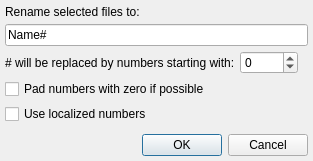
This is pcmanfm/bulk-rename.ui in lxqt/pcmanfm-qt as Qt 5 draws it before an edit. The edited form follows.
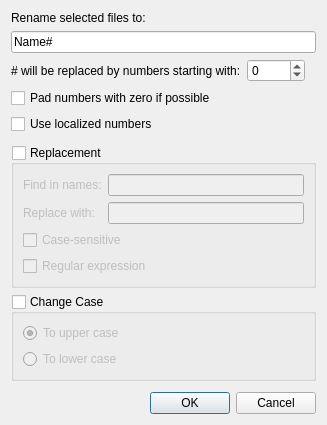
This is the edited form.

Commit message:
Allow string replacement in bulk renaming
With regular expressions, capturing groups are automatically supported (by Qt); for example, with `([^\s]+)\s+([^\s]+)` as the text and `\2 \1` as the replacement, `this that` becomes `that this`.

Also, locale-aware case change is supported.

Closes https://github.com/lxqt/pcmanfm-qt/issues/1888

```diff
--- a/pcmanfm/bulk-rename.ui
+++ b/pcmanfm/bulk-rename.ui
@@ -6,21 +6,6 @@
    <string>Bulk Rename</string>
   </property>
   <layout class="QGridLayout" name="gridLayout">
-   <property name="leftMargin">
-    <number>5</number>
-   </property>
-   <property name="topMargin">
-    <number>5</number>
-   </property>
-   <property name="rightMargin">
-    <number>5</number>
-   </property>
-   <property name="bottomMargin">
-    <number>5</number>
-   </property>
-   <property name="spacing">
-    <number>5</number>
-   </property>
    <item row="0" column="0" colspan="3">
     <widget class="QLabel" name="label1">
      <property name="text">
@@ -94,7 +79,7 @@
       <enum>Qt::Vertical</enum>
      </property>
      <property name="sizeType">
-      <enum>QSizePolicy::MinimumExpanding</enum>
+      <enum>QSizePolicy::Fixed</enum>
      </property>
      <property name="sizeHint" stdset="0">
       <size>
@@ -105,6 +90,103 @@
     </spacer>
    </item>
    <item row="6" column="0" colspan="3">
+    <widget class="QGroupBox" name="relaceGroupBox">
+     <property name="title">
+      <string>Replacement</string>
+     </property>
+     <property name="checkable">
+      <bool>true</bool>
+     </property>
+     <property name="checked">
+      <bool>false</bool>
+     </property>
+     <layout class="QFormLayout" name="formLayout">
+      <item row="0" column="0">
+       <widget class="QLabel" name="findLabel">
+        <property name="text">
+         <string>Find in names:</string>
+        </property>
+       </widget>
+      </item>
+      <item row="0" column="1">
+       <widget class="QLineEdit" name="findLineEdit"/>
+      </item>
+      <item row="1" column="0">
+       <widget class="QLabel" name="replaceLabel">
+        <property name="text">
+         <string>Replace with:</string>
+        </property>
+       </widget>
+      </item>
+      <item row="1" column="1">
+       <widget class="QLineEdit" name="replaceLineEdit"/>
+      </item>
+      <item row="2" column="0" colspan="2">
+       <widget class="QCheckBox" name="caseBox">
+        <property name="text">
+         <string>Case-sensitive</string>
+        </property>
+       </widget>
+      </item>
+      <item row="3" column="0" colspan="2">
+       <widget class="QCheckBox" name="regexBox">
+        <property name="text">
+         <string>Regular expression</string>
+        </property>
+       </widget>
+      </item>
+     </layout>
+    </widget>
+   </item>
+   <item row="7" column="0" colspan="3">
+    <widget class="QGroupBox" name="caseGroupBox">
+     <property name="title">
+      <string>Change Case</string>
+     </property>
+     <property name="checkable">
+      <bool>true</bool>
+     </property>
+     <property name="checked">
+      <bool>false</bool>
+     </property>
+     <layout class="QVBoxLayout" name="verticalLayout">
+      <item>
+       <widget class="QRadioButton" name="upperCaseButton">
+        <property name="text">
+         <string>To upper case</string>
+        </property>
+        <property name="checked">
+         <bool>true</bool>
+        </property>
+       </widget>
+      </item>
+      <item>
+       <widget class="QRadioButton" name="lowerCaseButton">
+        <property name="text">
+         <string>To lower case</string>
+        </property>
+       </widget>
+      </item>
+     </layout>
+    </widget>
+   </item>
+   <item row="8" column="0">
+    <spacer name="verticalSpacer_2">
+     <property name="orientation">
+      <enum>Qt::Vertical</enum>
+     </property>
+     <property name="sizeType">
+      <enum>QSizePolicy::MinimumExpanding</enum>
+     </property>
+     <property name="sizeHint" stdset="0">
+      <size>
+       <width>5</width>
+       <height>5</height>
+      </size>
+     </property>
+    </spacer>
+   </item>
+   <item row="9" column="0" colspan="3">
     <widget class="QDialogButtonBox" name="buttonBox">
      <property name="standardButtons">
       <set>QDialogButtonBox::Cancel|QDialogButtonBox::Ok</set>
```
Left out of the diff: 4 changed lines with no effect on the pictures. The commit also changes 2 other files.
